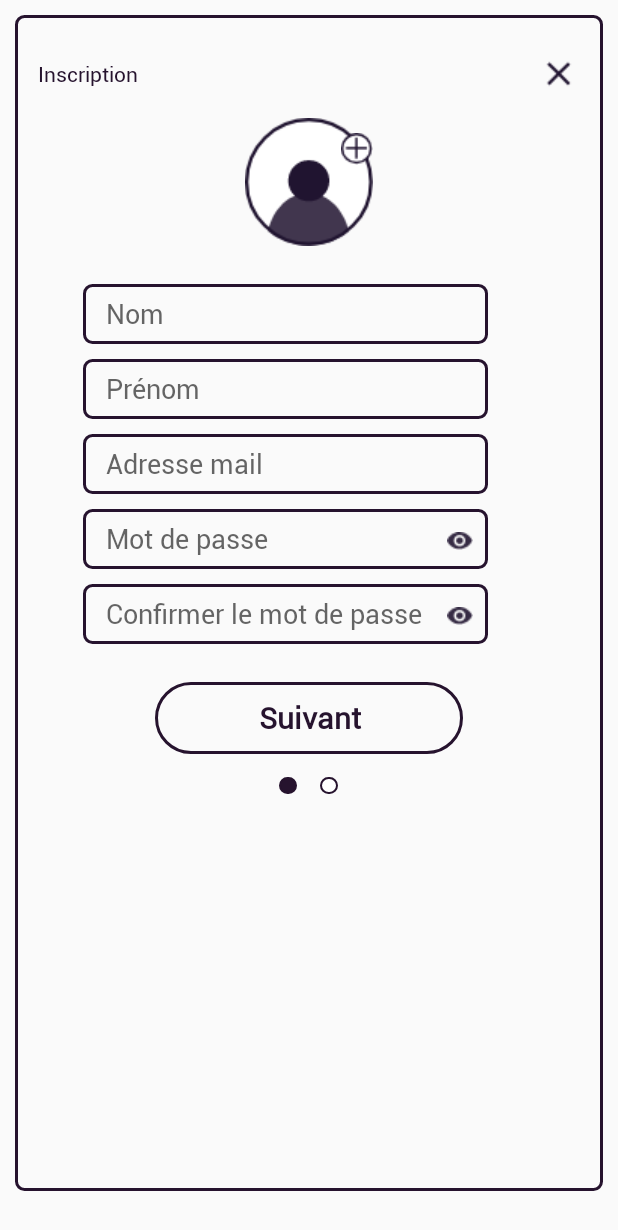
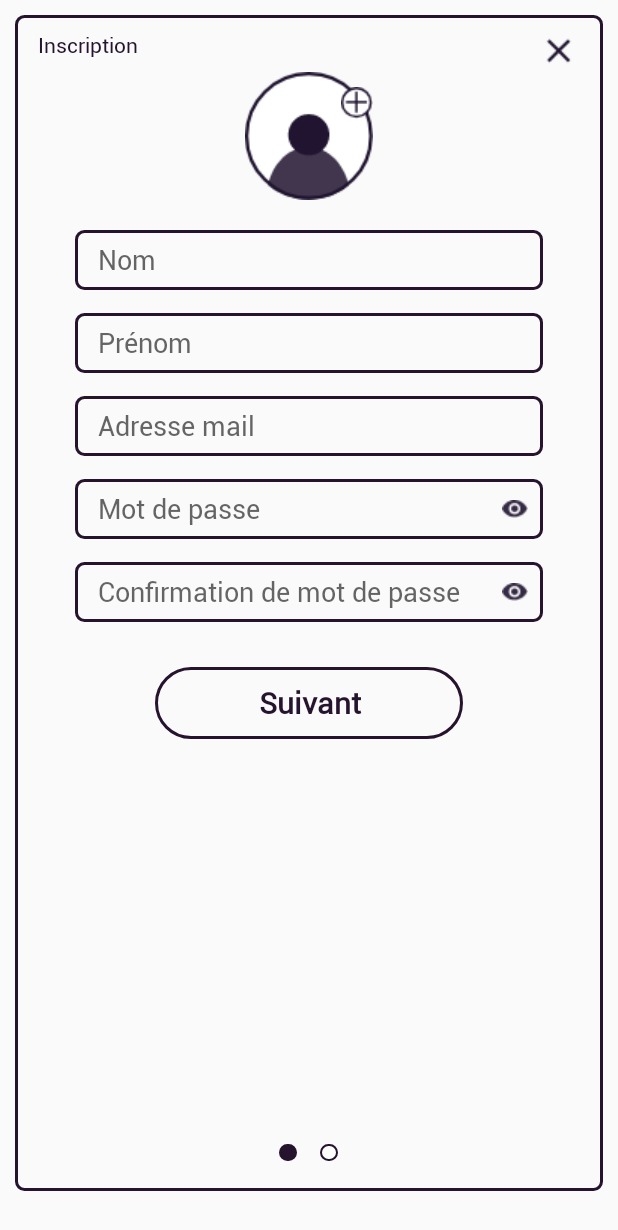
Before and after one commit to vipavaday/blabla-campus, an Android app: the RegistrationPage1Fragment screen opened directly, with no data from a screen before it, on a phone screen of 412 x 824 dp. Shown: the top 1230 px of the screen. Run offline under Robolectric (Android 15) with nearby library versions, the phone set to English and light mode, and no system bars.

Commit message:
Correction on interfaces already made

```diff
--- a/dev/frontend/blablacampus/build.gradle
+++ b/dev/frontend/blablacampus/build.gradle
@@ -23,8 +23,10 @@ dependencies {
     implementation 'com.android.support:appcompat-v7:26.1.0'
     implementation 'com.android.support.constraint:constraint-layout:1.1.3'
     implementation 'com.android.support:design:26.1.0'
+    implementation 'com.android.support:support-annotations:27.1.1'
+    implementation 'com.android.support:percent:26.1.0'
     testImplementation 'junit:junit:4.12'
     androidTestImplementation 'com.android.support.test:runner:1.0.2'
     androidTestImplementation 'com.android.support.test.espresso:espresso-core:3.0.2'
-    compile 'com.android.support:support-annotations:27.1.1'
+
 }
--- a/dev/frontend/blablacampus/src/main/res/layout/fragment_registration_page1.xml
+++ b/dev/frontend/blablacampus/src/main/res/layout/fragment_registration_page1.xml
@@ -3,45 +3,46 @@
     xmlns:tools="http://schemas.android.com/tools"
     android:layout_width="match_parent"
     android:layout_height="match_parent"
-    android:paddingLeft="@dimen/margin_10"
+    android:paddingHorizontal="@dimen/margin_10"
     android:paddingTop="@dimen/margin_10"
-    android:paddingRight="@dimen/margin_10"
     android:paddingBottom="@dimen/margin_30"
     tools:context="com.example.cedriclingom.blablacampus.RegistrationPage1Fragment">
 
-    <LinearLayout
+
+
+    <RelativeLayout
         android:layout_width="match_parent"
         android:layout_height="match_parent"
         android:background="@drawable/border_purple_radius_5"
-        android:paddingVertical="@dimen/margin_10"
-        android:orientation="vertical">
+        android:paddingVertical="@dimen/margin_10">
 
-        <GridLayout
+        <RelativeLayout
+            android:id="@+id/subscribtion_textview"
             android:layout_width="match_parent"
             android:layout_height="wrap_content"
-            android:rowCount="1"
-            android:columnCount="2"
-            android:padding="@dimen/margin_15">
+            android:paddingHorizontal="@dimen/margin_15">
 
             <TextView
-                android:layout_row="0"
-                android:layout_column="0"
-                android:text="@string/title_registration"
-                android:layout_gravity="center_vertical"
+                android:layout_width="wrap_content"
+                android:layout_height="wrap_content"
+                android:text="Inscription"
+                android:layout_alignParentLeft="true"
                 style="@style/connexionText"/>
 
             <ImageView
-                android:layout_row="0"
-                android:layout_column="1"
+                android:layout_width="wrap_content"
+                android:layout_height="wrap_content"
                 android:src="@drawable/cancel_mdpi"
-                android:layout_gravity="right"/>
+                android:layout_alignParentRight="true"/>
 
-        </GridLayout>
+        </RelativeLayout>
 
         <FrameLayout
+            android:id="@+id/subcription_picture_toAdd"
             android:layout_width="wrap_content"
             android:layout_height="wrap_content"
-            android:layout_gravity="center_horizontal">
+            android:layout_below="@id/subscribtion_textview"
+            android:layout_centerHorizontal="true">
 
             <ImageView
                 android:layout_width="wrap_content"
@@ -58,94 +59,102 @@
         </FrameLayout>
 
         <LinearLayout
+            android:id="@+id/subcription_input"
             android:layout_width="match_parent"
             android:layout_height="wrap_content"
-            android:paddingVertical="@dimen/margin_15"
-            android:paddingHorizontal="@dimen/size_45"
-            android:orientation="vertical">
+            android:layout_below="@id/subcription_picture_toAdd"
+            android:orientation="vertical"
+            android:paddingVertical="@dimen/size_20"
+            android:paddingHorizontal="@dimen/margin_40">
+
 
             <EditText
-                android:layout_width="@dimen/margin_270"
+                android:layout_width="match_parent"
                 android:layout_height="@dimen/margin_40"
-                android:layout_marginTop="@dimen/margin_10"
                 android:inputType="textPersonName"
                 android:hint="Nom"
                 style="@style/connexionInput"/>
 
             <EditText
-                android:layout_width="@dimen/margin_270"
+                android:layout_width="match_parent"
                 android:layout_height="@dimen/margin_40"
-                android:layout_marginTop="@dimen/margin_10"
                 android:inputType="textPersonName"
                 android:hint="Prénom"
+                android:layout_marginTop="@dimen/margin_15"
                 style="@style/connexionInput"/>
 
             <EditText
-                android:layout_width="@dimen/margin_270"
+                android:layout_width="match_parent"
                 android:layout_height="@dimen/margin_40"
-                android:layout_marginTop="@dimen/margin_10"
                 android:inputType="textEmailAddress"
                 android:hint="Adresse mail"
+                android:layout_marginTop="@dimen/margin_15"
                 style="@style/connexionInput"/>
 
             <FrameLayout
-                android:layout_width="@dimen/margin_270"
-                android:layout_height="@dimen/margin_40"
-                android:layout_marginTop="@dimen/margin_10">
+                android:layout_width="match_parent"
+                android:layout_height="wrap_content"
+                android:layout_marginTop="@dimen/margin_15">
 
                 <EditText
-                    android:layout_width="@dimen/margin_270"
+                    android:layout_width="match_parent"
                     android:layout_height="@dimen/margin_40"
                     android:inputType="textPassword"
                     android:hint="Mot de passe"
                     style="@style/connexionInput"/>
+
                 <ImageView
                     android:layout_width="wrap_content"
                     android:layout_height="wrap_content"
                     android:src="@drawable/password_eye_ldpi"
-                    android:layout_gravity="right"
-                    android:layout_marginTop="@dimen/margin_15"
+                    android:layout_gravity="right|center"
                     android:layout_marginRight="@dimen/margin_10"/>
 
             </FrameLayout>
 
             <FrameLayout
-                android:layout_width="@dimen/margin_270"
-                android:layout_height="@dimen/margin_40"
-                android:layout_marginTop="@dimen/margin_10">
+                android:layout_width="match_parent"
+                android:layout_height="wrap_content"
+                android:layout_marginTop="@dimen/margin_15">
 
                 <EditText
-                    android:layout_width="@dimen/margin_270"
+                    android:layout_width="match_parent"
                     android:layout_height="@dimen/margin_40"
                     android:inputType="textPassword"
-                    android:hint="Confirmer le mot de passe"
+                    android:hint="Confirmation de mot de passe"
                     style="@style/connexionInput"/>
+
                 <ImageView
                     android:layout_width="wrap_content"
                     android:layout_height="wrap_content"
                     android:src="@drawable/password_eye_ldpi"
-                    android:layout_gravity="right"
-                    android:layout_marginTop="@dimen/margin_15"
+                    android:layout_gravity="right|center"
                     android:layout_marginRight="@dimen/margin_10"/>
 
             </FrameLayout>
+
+        </LinearLayout>
+
+        <RelativeLayout
+            android:layout_width="match_parent"
+            android:layout_height="wrap_content"
+            android:paddingVertical="@dimen/margin_10"
+            android:layout_below="@id/subcription_input">
 
             <Button
                 android:id="@+id/nextButton_registration"
                 android:layout_width="@dimen/margin_205"
                 android:layout_height="wrap_content"
-                android:layout_marginTop="@dimen/margin_25"
                 android:text="Suivant"
-                android:layout_gravity="center"
+                android:layout_centerHorizontal="true"
+                android:layout_alignParentTop="true"
                 style="@style/nextButton"/>
-
-
-        </LinearLayout>
 
             <LinearLayout
                 android:layout_width="wrap_content"
                 android:layout_height="wrap_content"
-            android:layout_gravity="center_horizontal">
+                android:layout_centerHorizontal="true"
+                android:layout_alignParentBottom="true">
 
                 <TextView
                     android:layout_width="wrap_content"
@@ -164,6 +173,8 @@
 
             </LinearLayout>
 
-    </LinearLayout>
+        </RelativeLayout>
+
+    </RelativeLayout>
 
 </android.support.constraint.ConstraintLayout>
```
Also changed, not shown: dev/frontend/blablacampus/src/main/res/layout/activity_authentification.xml (+56 -57 lines), dev/frontend/blablacampus/src/main/res/layout/activity_main.xml (+59 -45 lines), dev/frontend/blablacampus/src/main/res/layout/fragment_registration_page2.xml (+56 -46 lines), dev/frontend/blablacampus/src/main/res/values/dimens.xml (+23 -0 lines). Lines whose indentation alone changed are shown as unchanged.
